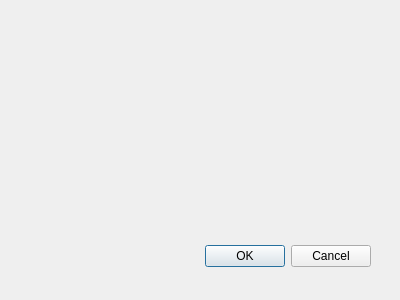
Old version of the form savescientiststofiledialog.ui in the repository marthagb/VLN1-Skil-3.
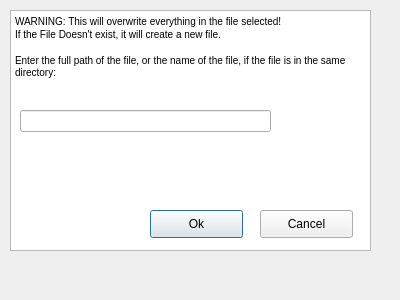
New version of the form.

```diff
--- a/savescientiststofiledialog.ui
+++ b/savescientiststofiledialog.ui
@@ -15,20 +15,60 @@
   <property name="windowTitle">
    <string>Dialog</string>
   </property>
-  <widget name="buttonBox" class="QDialogButtonBox">
+  <widget class="QTextBrowser" name="textForSaveToFile">
    <property name="geometry">
     <rect>
-     <x>30</x>
-     <y>240</y>
-     <width>341</width>
-     <height>32</height>
+     <x>10</x>
+     <y>10</y>
+     <width>361</width>
+     <height>241</height>
     </rect>
    </property>
-   <property name="orientation">
-    <enum>Qt::Horizontal</enum>
+   <property name="html">
+    <string>&lt;!DOCTYPE HTML PUBLIC &quot;-//W3C//DTD HTML 4.0//EN&quot; &quot;http://www.w3.org/TR/REC-html40/strict.dtd&quot;&gt;
+&lt;html&gt;&lt;head&gt;&lt;meta name=&quot;qrichtext&quot; content=&quot;1&quot; /&gt;&lt;style type=&quot;text/css&quot;&gt;
+p, li { white-space: pre-wrap; }
+&lt;/style&gt;&lt;/head&gt;&lt;body style=&quot; font-family:'MS Shell Dlg 2'; font-size:7.8pt; font-weight:400; font-style:normal;&quot;&gt;
+&lt;p style=&quot; margin-top:0px; margin-bottom:0px; margin-left:0px; margin-right:0px; -qt-block-indent:0; text-indent:0px;&quot;&gt;WARNING: This will overwrite everything in the file selected!&lt;/p&gt;
+&lt;p style=&quot; margin-top:0px; margin-bottom:0px; margin-left:0px; margin-right:0px; -qt-block-indent:0; text-indent:0px;&quot;&gt;If the File Doesn't exist, it will create a new file.&lt;/p&gt;
+&lt;p style=&quot;-qt-paragraph-type:empty; margin-top:0px; margin-bottom:0px; margin-left:0px; margin-right:0px; -qt-block-indent:0; text-indent:0px;&quot;&gt;&lt;br /&gt;&lt;/p&gt;
+&lt;p style=&quot; margin-top:0px; margin-bottom:0px; margin-left:0px; margin-right:0px; -qt-block-indent:0; text-indent:0px;&quot;&gt;Enter the full path of the file, or the name of the file, if the file is in the same directory:&lt;/p&gt;&lt;/body&gt;&lt;/html&gt;</string>
    </property>
-   <property name="standardButtons">
-    <set>QDialogButtonBox::Cancel|QDialogButtonBox::Ok</set>
+  </widget>
+  <widget class="QLineEdit" name="InputForTextFileName">
+   <property name="geometry">
+    <rect>
+     <x>20</x>
+     <y>110</y>
+     <width>251</width>
+     <height>22</height>
+    </rect>
+   </property>
+  </widget>
+  <widget class="QPushButton" name="saveScientistsToFile">
+   <property name="geometry">
+    <rect>
+     <x>150</x>
+     <y>210</y>
+     <width>93</width>
+     <height>28</height>
+    </rect>
+   </property>
+   <property name="text">
+    <string>Ok</string>
+   </property>
+  </widget>
+  <widget class="QPushButton" name="cancelSaveScientistsToFile">
+   <property name="geometry">
+    <rect>
+     <x>260</x>
+     <y>210</y>
+     <width>93</width>
+     <height>28</height>
+    </rect>
+   </property>
+   <property name="text">
+    <string>Cancel</string>
    </property>
   </widget>
  </widget>
```
Left out of the diff: 42 changed lines with no effect on the pictures.
